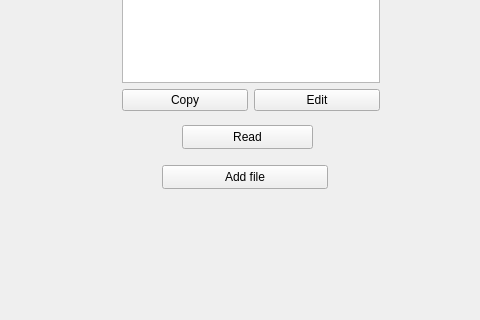
Qt form mainwindow.ui (KirillRodimov/Protect) before a commit; both pictures show x 138 to 618 and y 165 to 485 of the 800 by 600 pixel window.
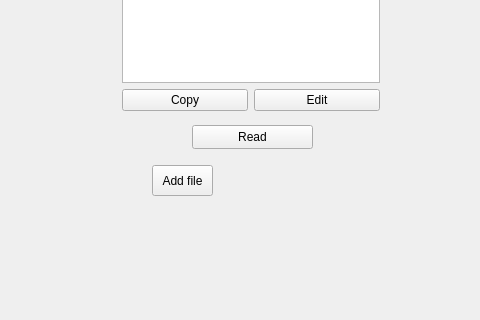
The same form after that commit. The open tabs and pages were chosen to show the change.

The edit to the form file:
```diff
--- a/mainwindow.ui
+++ b/mainwindow.ui
@@ -234,9 +234,9 @@
      <widget class="QPushButton" name="pushButton">
       <property name="geometry">
        <rect>
-        <x>120</x>
+        <x>130</x>
         <y>250</y>
-        <width>131</width>
+        <width>121</width>
         <height>24</height>
        </rect>
       </property>
@@ -247,10 +247,10 @@
      <widget class="QPushButton" name="AddButton">
       <property name="geometry">
        <rect>
-        <x>100</x>
+        <x>90</x>
         <y>290</y>
-        <width>166</width>
-        <height>24</height>
+        <width>61</width>
+        <height>31</height>
        </rect>
       </property>
       <property name="text">
```
Left out of the diff: 2 changed lines with no effect on the pictures.
